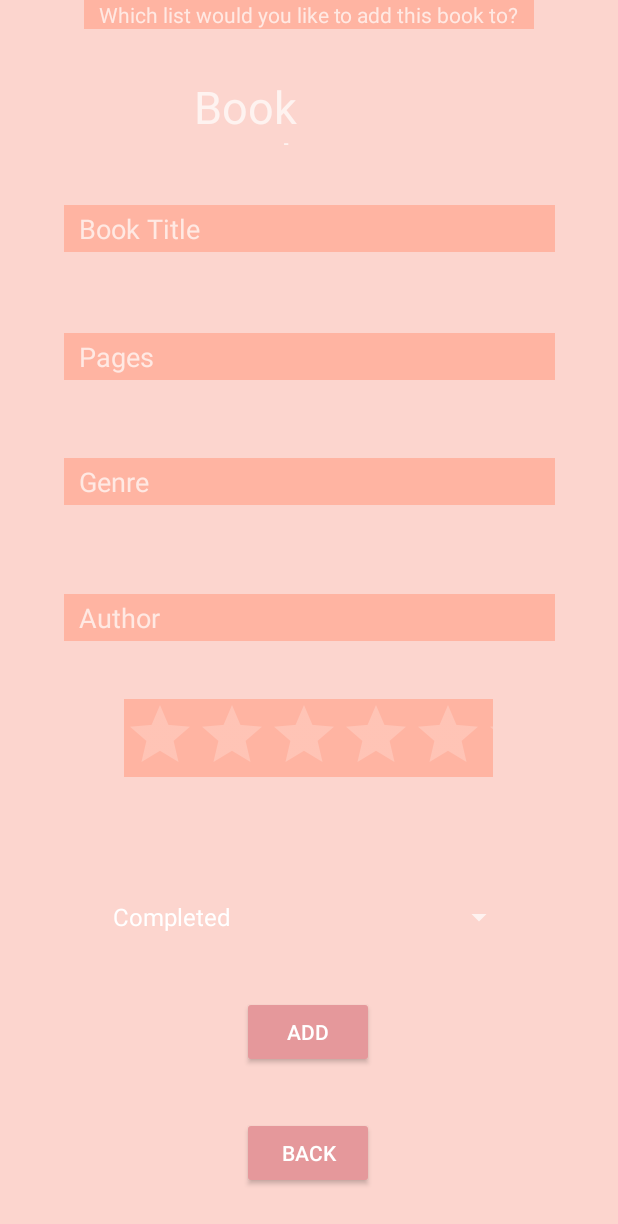
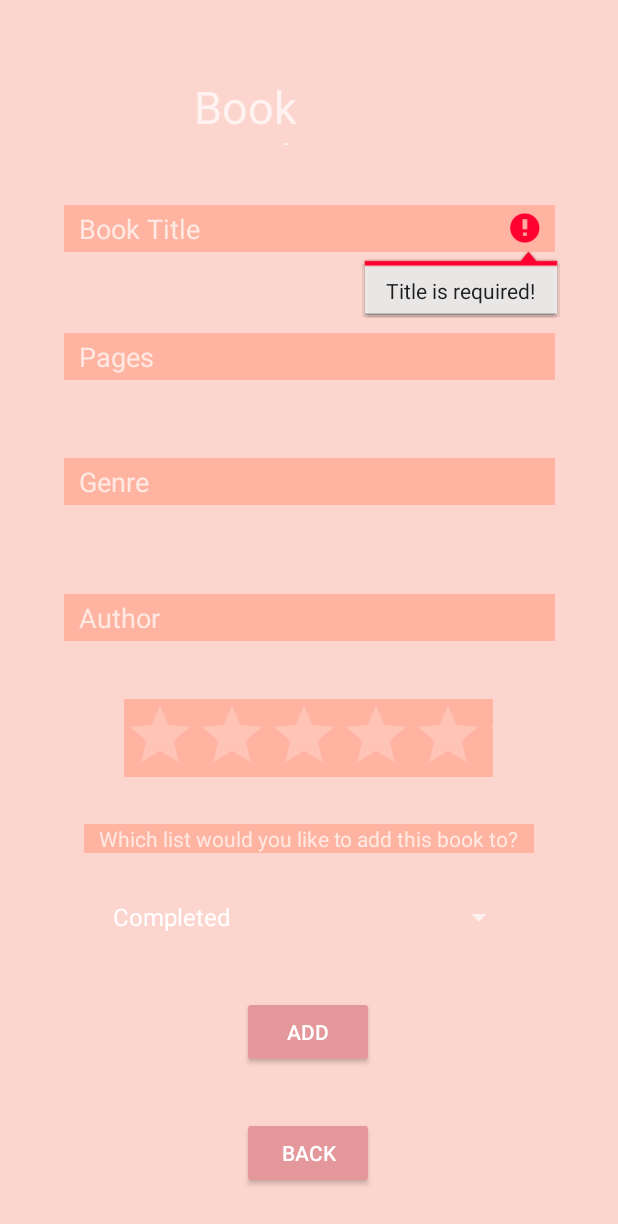
Before and after one commit to Clarencemeo/BookTracker, an Android app: the viewList screen opened directly, with no data from a screen before it, after a tap on "ADD", on a phone screen of 412 x 824 dp. Shown: the top 1224 px of the screen. Run offline under Robolectric (Android 15) with nearby library versions, the phone set to English and light mode, and no system bars; our stand-ins replace Firebase (no records; nobody signed in at launch, a user with empty details on screens opened directly); Roboto replaces fonts that are not available here.

Commit message:
Fixed bugs with text inputs

```diff
--- a/app/src/main/java/com/example/booktracker/viewList.java
+++ b/app/src/main/java/com/example/booktracker/viewList.java
@@ -4,6 +4,7 @@ import androidx.appcompat.app.AppCompatActivity;
 
 import android.content.Intent;
 import android.os.Bundle;
+import android.text.TextUtils;
 import android.util.Log;
 import android.view.View;
 import android.widget.ArrayAdapter;
@@ -62,6 +63,10 @@ public class viewList extends AppCompatActivity {
             @Override
             public void onClick(View v) {
                 String bookTitle = inputTitle.getText().toString().trim();
+                if( TextUtils.isEmpty(bookTitle)) {
+                    Toast.makeText(viewList.this, "Enter a title.", Toast.LENGTH_SHORT).show();
+                    inputTitle.setError( "Title is required!" );
+                }
                 String pages = inputPages.getText().toString().trim();
                 String genreTitle = inputGenre.getText().toString().trim();
                 String author = inputAuthor.getText().toString().trim();
@@ -82,6 +87,11 @@ public class viewList extends AppCompatActivity {
                 String stringdate = dt.format(newDate);
                 book.put("Date", stringdate);
                 documentReference.set(book);
+                inputTitle.setText("");
+                inputPages.setText("");
+                inputGenre.setText("");
+                inputAuthor.setText("");
+                mBar.setRating(0);
                 Toast.makeText(viewList.this, "Book Successfully Created!!!", Toast.LENGTH_SHORT).show();
 
             }
--- a/app/src/main/res/layout/activity_view_list.xml
+++ b/app/src/main/res/layout/activity_view_list.xml
@@ -17,9 +17,10 @@
         android:paddingLeft="10dp"
         android:paddingRight="10dp"
         android:text="Which list would you like to add this book to?"
+        app:layout_constraintBottom_toTopOf="@+id/spinner"
         app:layout_constraintEnd_toEndOf="parent"
         app:layout_constraintStart_toStartOf="parent"
-        tools:layout_editor_absoluteY="500dp" />
+        app:layout_constraintTop_toBottomOf="@+id/ratingBar" />
 
     <Button
         android:id="@+id/back"
```
